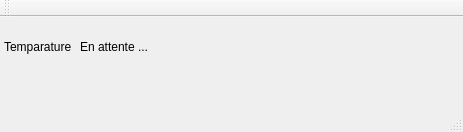
This is QtWidgetsApplication1.ui in Bdelabroye/Tp-station-meteo as Qt 5 draws it before an edit. The edited form follows.
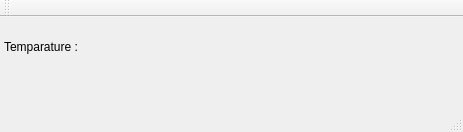
This is the edited form.

Commit message: Detection connexion carte

The edit to the form file:
```diff
--- a/QtWidgetsApplication1.ui
+++ b/QtWidgetsApplication1.ui
@@ -19,7 +19,7 @@
      <rect>
       <x>4</x>
       <y>20</y>
-      <width>71</width>
+      <width>281</width>
       <height>20</height>
      </rect>
     </property>
@@ -27,19 +27,6 @@
      <string>Temparature : </string>
     </property>
    </widget>
-   <widget class="QLabel" name="label_2">
-    <property name="geometry">
-     <rect>
-      <x>80</x>
-      <y>20</y>
-      <width>261</width>
-      <height>20</height>
-     </rect>
-    </property>
-    <property name="text">
-     <string>En attente ...</string>
-    </property>
-   </widget>
   </widget>
   <widget class="QMenuBar" name="menuBar">
    <property name="geometry">
```
The commit also changes 1 other file.
